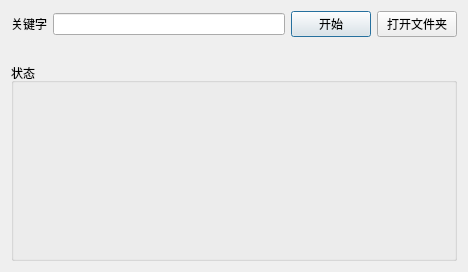
Above: maindialog.ui from skyfireitdiy/BaiduImage before the change. Below: the same form after it.
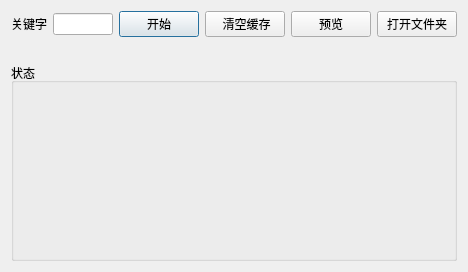
That is the form after the change.

Diff of the .ui file:
```diff
--- a/maindialog.ui
+++ b/maindialog.ui
@@ -33,6 +33,20 @@
        </property>
       </widget>
      </item>
+     <item>
+      <widget class="QPushButton" name="btn_clear">
+       <property name="text">
+        <string> 清空缓存</string>
+       </property>
+      </widget>
+     </item>
+     <item>
+      <widget class="QPushButton" name="btn_preview">
+       <property name="text">
+        <string>预览</string>
+       </property>
+      </widget>
+     </item>
      <item>
       <widget class="QPushButton" name="btn_open">
        <property name="text">
```
